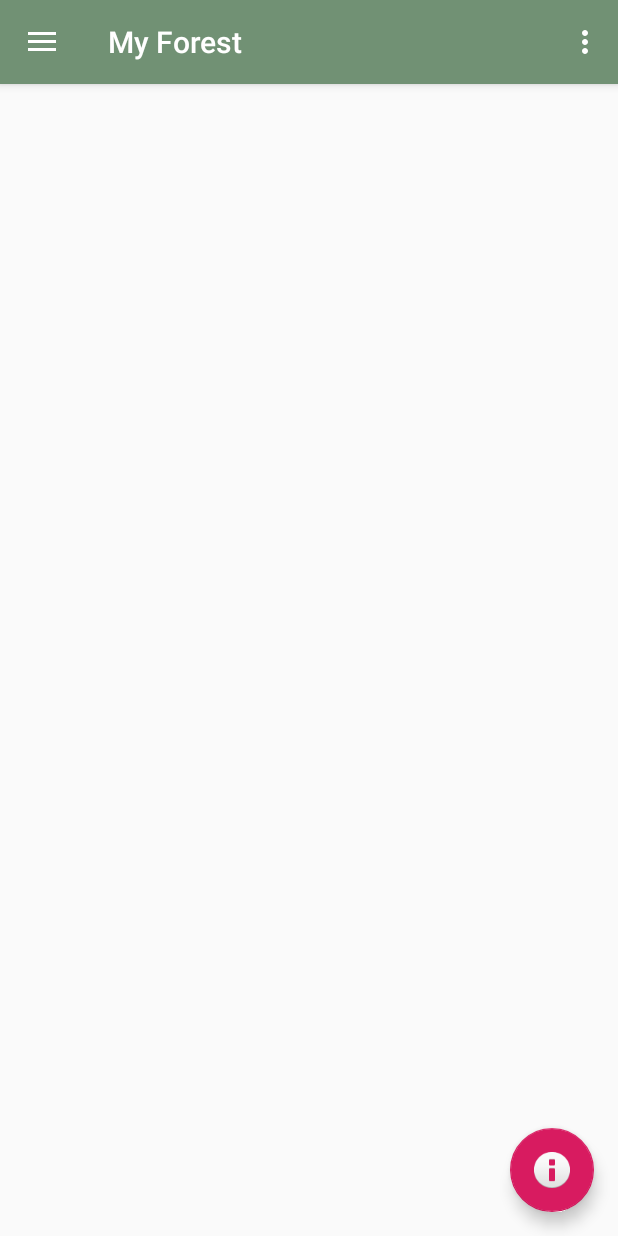
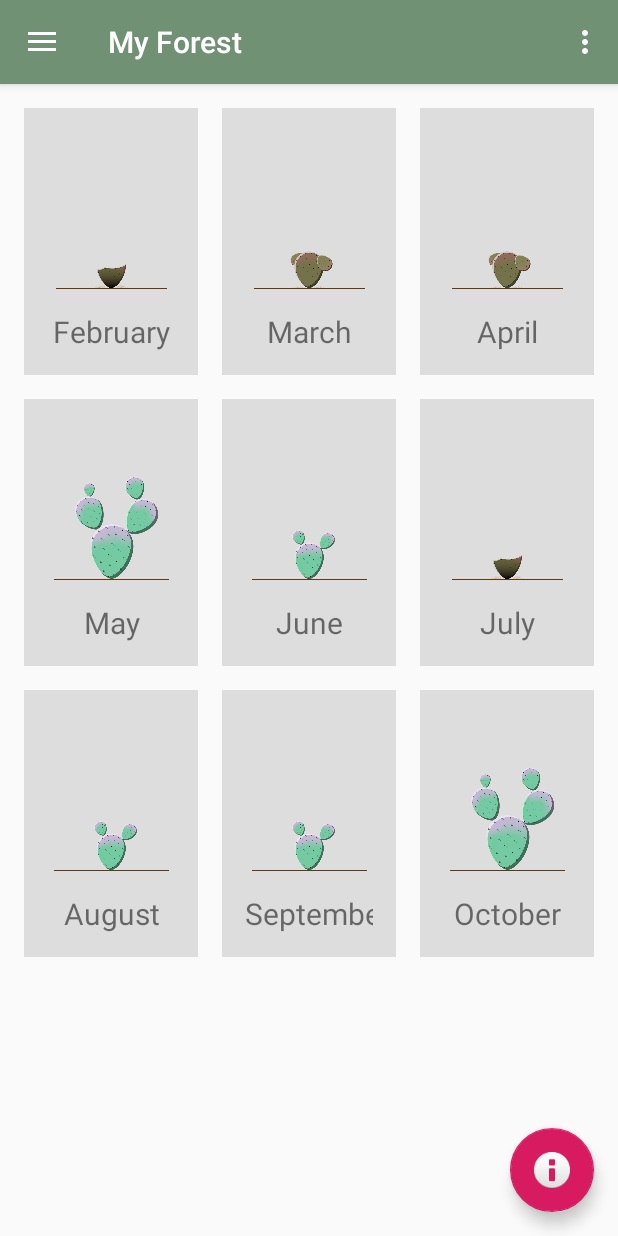
Before and after one commit to carbon-consciousness/android-app, an Android app: the screen it shows after launch (MainActivity), in the side drawer, after a tap on "My Forest", on a phone screen of 412 x 824 dp. Run offline under Robolectric (Android 15) with nearby library versions, the phone set to English and light mode, and no system bars; our stand-ins replace RxJava, navigation-ui; network calls fail.

Commit message:
grid view for my forest

```diff
--- a/app/src/main/java/com/carbonconciousness/app/ui/forest/ForestFragment.kt
+++ b/app/src/main/java/com/carbonconciousness/app/ui/forest/ForestFragment.kt
@@ -1,14 +1,22 @@
 package com.carbonconciousness.app.ui.forest
 
+import android.content.Context
 import android.os.Bundle
 import android.view.LayoutInflater
 import android.view.View
 import android.view.ViewGroup
+import android.widget.BaseAdapter
+import android.widget.GridView
 import android.widget.TextView
 import androidx.fragment.app.Fragment
 import androidx.lifecycle.Observer
 import androidx.lifecycle.ViewModelProviders
 import com.carbonconciousness.app.R
+import kotlinx.android.synthetic.main.fragment_forest.*
+import kotlinx.android.synthetic.main.tree_entry.view.*
+import java.util.*
+import kotlin.collections.ArrayList
+import kotlin.random.Random
 
 class ForestFragment : Fragment() {
 
@@ -18,6 +26,54 @@ class ForestFragment : Fragment() {
         savedInstanceState: Bundle?
     ): View? {
         val root = inflater.inflate(R.layout.fragment_forest, container, false)
+
+        var treeList = ArrayList<Tree>()
+        for (i in 1..9) {
+            var rand = Random.nextInt(0, 6)
+            val trees = arrayOf(R.drawable.cactus_6_dead, R.drawable.cactus_5_sick, R.drawable.cactus_1, R.drawable.cactus_2, R.drawable.cactus_3, R.drawable.cactus_4)
+            val months = arrayOf("January", "February", "March", "April", "May", "June", "July", "August", "September", "October", "November", "December")
+            treeList.add(Tree(months[i], trees[rand]))
+        }
+        var gv_forest = root.findViewById<GridView>(R.id.gv_forest)
+        gv_forest.adapter = TreeAdapter(context!!, treeList)
+
         return root
     }
+
 }
+
+class TreeAdapter(var context: Context, var treeList: ArrayList<Tree>) : BaseAdapter() {
+
+    override fun getCount(): Int {
+        return treeList.size
+    }
+
+    override fun getItem(position: Int): Any {
+        return treeList[position]
+    }
+
+    override fun getItemId(position: Int): Long {
+        return position.toLong()
+    }
+
+    override fun getView(position: Int, convertView: View?, parent: ViewGroup?): View {
+        val tree = treeList[position]
+
+        val inflator = context.getSystemService(Context.LAYOUT_INFLATER_SERVICE) as LayoutInflater
+        val treeView = inflator.inflate(R.layout.tree_entry, null)
+        treeView.imgTree.setImageResource(tree.image!!)
+        treeView.tvName.text = tree.name
+
+        return treeView
+    }
+
+}
+
+class Tree {
+    var name: String? = null
+    var image: Int? = null
+    constructor(name:String, image: Int) {
+        this.name = name
+        this.image = image
+    }
+}
--- a/app/src/main/res/layout/fragment_forest.xml
+++ b/app/src/main/res/layout/fragment_forest.xml
@@ -1,20 +1,16 @@
 <?xml version="1.0" encoding="utf-8"?>
-<androidx.constraintlayout.widget.ConstraintLayout
+<LinearLayout
     xmlns:android="http://schemas.android.com/apk/res/android"
     xmlns:app="http://schemas.android.com/apk/res-auto"
     android:layout_width="match_parent"
-    android:layout_height="match_parent" >
+    android:layout_height="match_parent">
 
-    <TextView
-        android:id="@+id/text_gallery"
+    <GridView
+        android:id="@+id/gv_forest"
         android:layout_width="match_parent"
-        android:layout_height="wrap_content"
-        android:layout_marginStart="8dp"
-        android:layout_marginTop="8dp"
-        android:layout_marginEnd="8dp"
-        android:textAlignment="center"
-        android:textSize="20sp"
-        app:layout_constraintEnd_toEndOf="parent"
-        app:layout_constraintStart_toStartOf="parent"
-        app:layout_constraintTop_toTopOf="parent"/>
-</androidx.constraintlayout.widget.ConstraintLayout>
+        android:layout_height="match_parent"
+        android:numColumns="3"
+        android:padding="@dimen/activity_horizontal_margin"
+        android:verticalSpacing="@dimen/activity_vertical_margin"
+        android:horizontalSpacing="@dimen/activity_horizontal_margin"/>
+</LinearLayout>
--- /dev/null
+++ b/app/src/main/res/layout/tree_entry.xml
@@ -0,0 +1,25 @@
+<?xml version="1.0" encoding="utf-8"?>
+<LinearLayout xmlns:android="http://schemas.android.com/apk/res/android"
+    xmlns:app="http://schemas.android.com/apk/res-auto"
+    android:layout_width="150dp"
+    android:layout_height="wrap_content"
+    android:background="#ddd"
+    android:gravity="center"
+    android:orientation="vertical"
+    android:padding="15dp">
+
+    <ImageView
+        android:id="@+id/imgTree"
+        android:layout_width="150dp"
+        android:layout_height="120dp" />
+
+    <TextView
+        android:id="@+id/tvName"
+        android:layout_width="match_parent"
+        android:layout_height="wrap_content"
+        android:gravity="center"
+        android:text="French Fries"
+        android:singleLine="true"
+        android:ellipsize="none"
+        android:textSize="20sp" />
+</LinearLayout>
```
